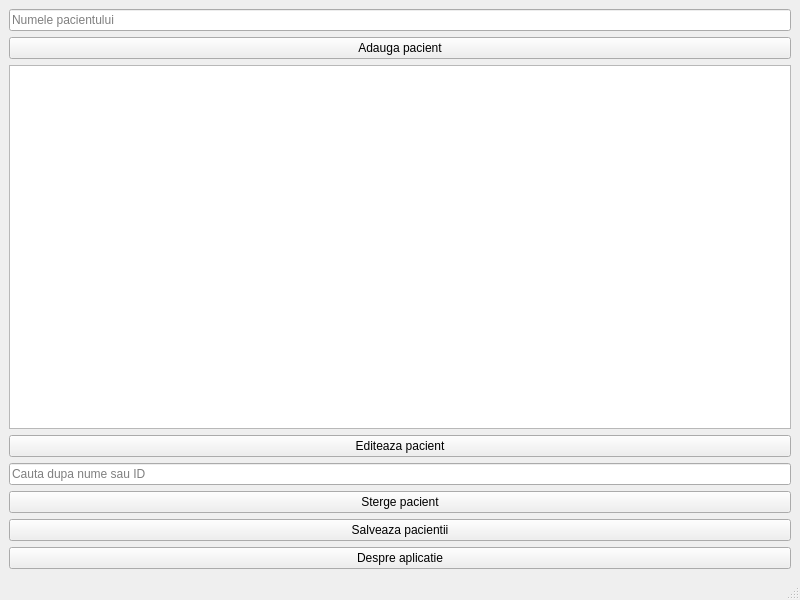
Old version of the form mainwindow.ui in the repository CPRBusiness/MedDesk.
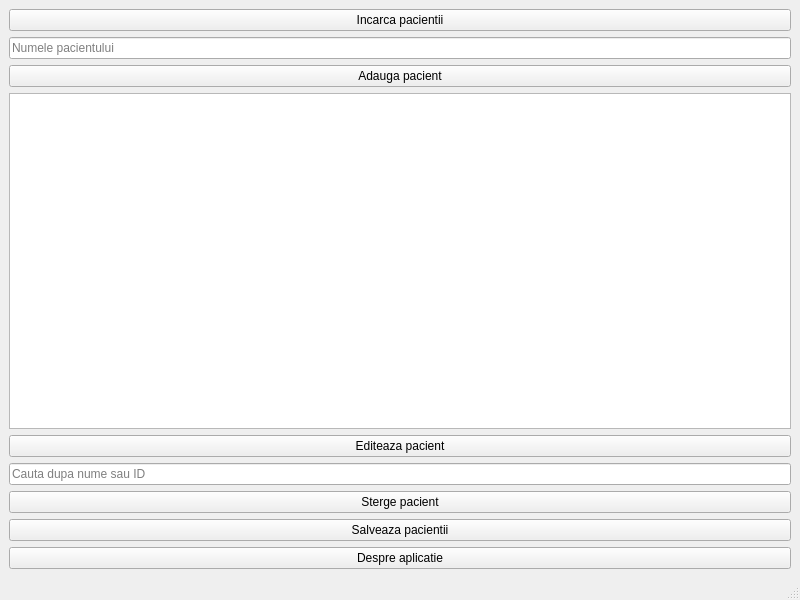
New version of the form.

Commit message: feat: load patients from JSON with validation

The edit to the form file:
```diff
--- a/mainwindow.ui
+++ b/mainwindow.ui
@@ -15,6 +15,13 @@
   </property>
   <widget class="QWidget" name="centralwidget">
    <layout class="QVBoxLayout" name="verticalLayout">
+    <item>
+     <widget class="QPushButton" name="loadPatientsButton">
+      <property name="text">
+       <string>Incarca pacientii</string>
+      </property>
+     </widget>
+    </item>
     <item>
      <widget class="QLineEdit" name="patientNameEdit">
       <property name="placeholderText">
```
The commit also changes 6 other files.
